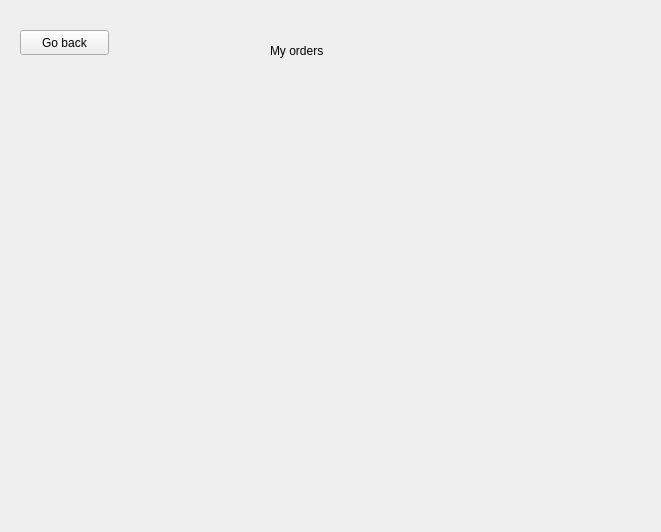
Before: the Qt Designer form sdi_app/gui/menu_receiver.ui in FratiaXd/SDI, drawn with Qt 5.
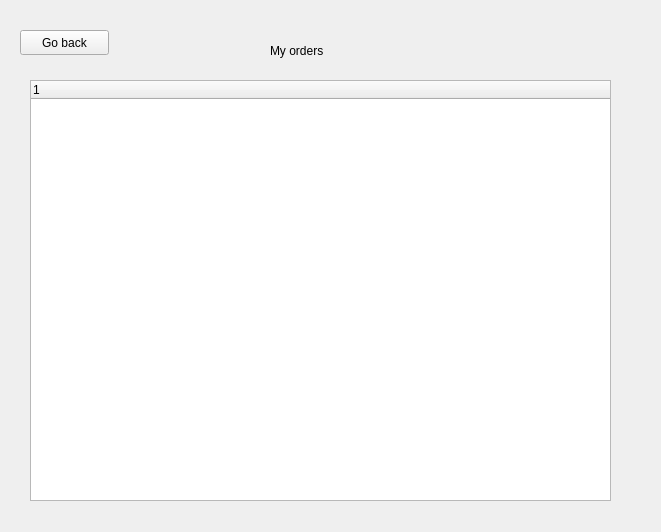
After: the same form once the commit is applied. The open tabs and pages were chosen to show the change.

```diff
--- a/sdi_app/gui/menu_receiver.ui
+++ b/sdi_app/gui/menu_receiver.ui
@@ -93,6 +93,21 @@
       <string>Go back</string>
      </property>
     </widget>
+    <widget class="QTreeWidget" name="treeWidget">
+     <property name="geometry">
+      <rect>
+       <x>30</x>
+       <y>80</y>
+       <width>581</width>
+       <height>421</height>
+      </rect>
+     </property>
+     <column>
+      <property name="text">
+       <string notr="true">1</string>
+      </property>
+     </column>
+    </widget>
    </widget>
   </widget>
  </widget>
```
